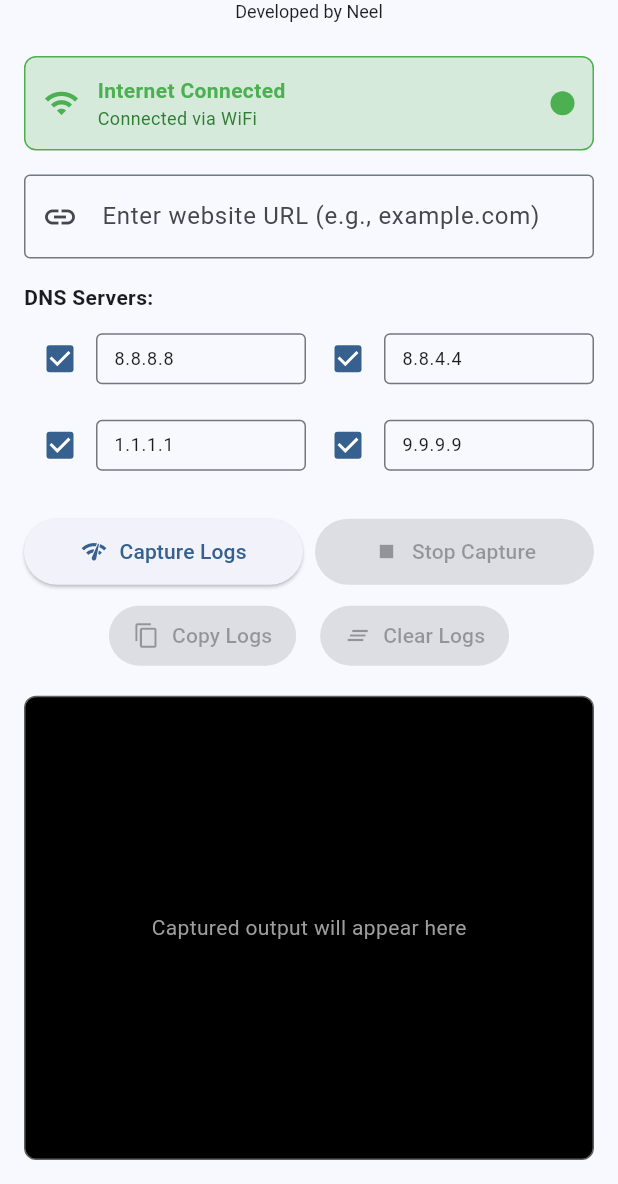
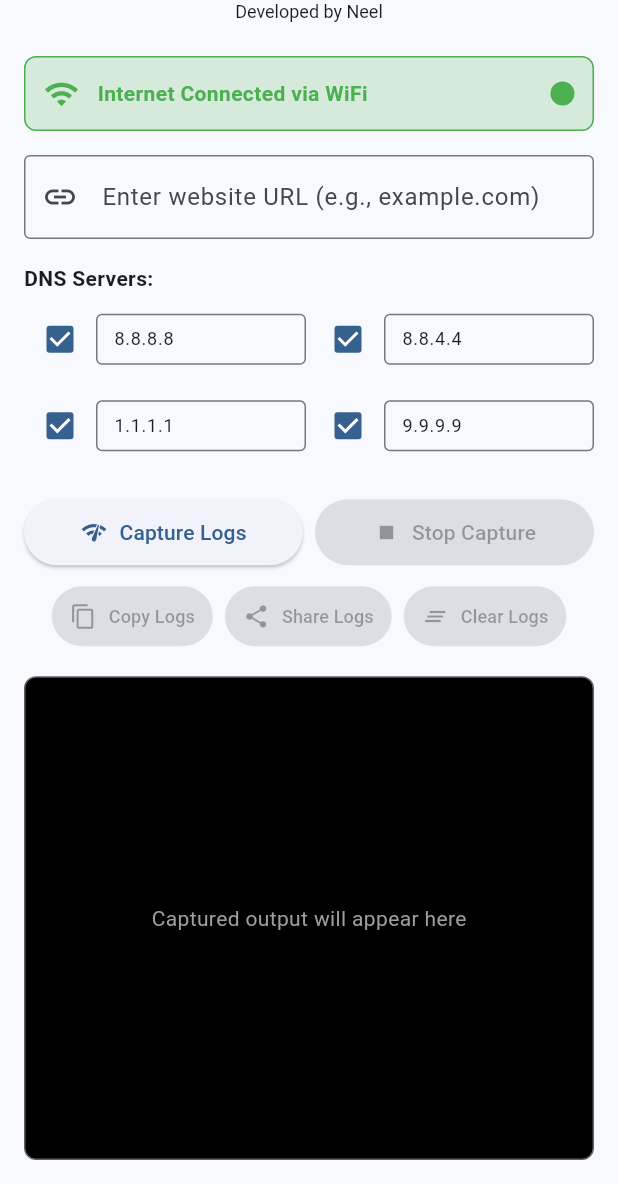
Before and after one commit to neelkamalvohra/Network-Logs-Capture-Tool, a Flutter app: the screen it shows after launch, on a phone screen of 412 x 824 dp, the part 52-1236 px from its top. Run offline on Flutter 3.47's test engine with Material 3 defaults, Android fonts, the phone set to English and light mode, and no system bars; our stand-ins replace connectivity_plus, internet_connection_checker, screenshot, share_plus; missing offline and left inert: dart_ping; network calls fail.

Commit message:
UI Improvements and Share Logs Feature Implementation

```diff
--- a/lib/screens/home_screen.dart
+++ b/lib/screens/home_screen.dart
@@ -2,6 +2,7 @@ import 'package:flutter/material.dart';
 import 'package:flutter/services.dart';
 import 'package:connectivity_plus/connectivity_plus.dart';
 import 'package:internet_connection_checker/internet_connection_checker.dart';
+import 'package:share_plus/share_plus.dart';
 import '../services/network_service.dart';
 import '../widgets/connectivity_status.dart';
 import '../widgets/console_output.dart';
@@ -211,6 +212,23 @@ class _HomeScreenState extends State<HomeScreen> {
     });
   }
 
+  // Add method to share logs
+  void _shareLogs() async {
+    if (_consoleOutput.isNotEmpty) {
+      // Format the logs with a timestamp
+      final now = DateTime.now();
+      final formatter = DateFormat('yyyy-MM-dd_HH-mm-ss');
+      final timestamp = formatter.format(now);
+      final logContent = _consoleOutput;
+
+      // Share the logs
+      await Share.share(
+        logContent,
+        subject: 'Network Logs Capture - $timestamp',
+      );
+    }
+  }
+
   // Append text to console output
   void _appendToConsole(String text) {
     if (mounted) {
@@ -267,15 +285,14 @@ class _HomeScreenState extends State<HomeScreen> {
                 ),
                 child: Column(
                   crossAxisAlignment: CrossAxisAlignment.start,
-                  children: [
-                    if (_publicIPs['ipv4'] != null)
+                  children: [                    if (_publicIPs['ipv4'] != null)
                       Text(
-                        'Public IPv4: ${_publicIPs['ipv4']}',
+                        'IPv4: ${_publicIPs['ipv4']}',
                         style: const TextStyle(fontFamily: 'monospace', fontSize: 12),
                       ),
                     if (_publicIPs['ipv6'] != null)
                       Text(
-                        'Public IPv6: ${_publicIPs['ipv6']}',
+                        'IPv6: ${_publicIPs['ipv6']}',
                         style: const TextStyle(fontFamily: 'monospace', fontSize: 12),
                       ),
                   ],
@@ -380,24 +397,34 @@ class _HomeScreenState extends State<HomeScreen> {
 
             const SizedBox(height: 8),
 
-            // Second row: Copy and Clear buttons
+            // Second row: Copy, Share and Clear buttons
             Row(
               mainAxisAlignment: MainAxisAlignment.center,
               children: [
                 ElevatedButton.icon(
                   onPressed: _hasOutput && !_isCapturing ? _copyToClipboard : null,
                   icon: const Icon(Icons.copy),
-                  label: const Text('Copy Logs'),
+                  label: const Text('Copy Logs', style: TextStyle(fontSize: 12)),
                   style: ElevatedButton.styleFrom(
-                    padding: const EdgeInsets.symmetric(horizontal: 16, vertical: 8),
+                    padding: const EdgeInsets.symmetric(horizontal: 12, vertical: 6),
                   ),
                 ),
-                const SizedBox(width: 16),
+                const SizedBox(width: 8),
+                ElevatedButton.icon(
+                  onPressed: _hasOutput && !_isCapturing ? _shareLogs : null,
+                  icon: const Icon(Icons.share),
+                  label: const Text('Share Logs', style: TextStyle(fontSize: 12)),
+                  style: ElevatedButton.styleFrom(
+                    padding: const EdgeInsets.symmetric(horizontal: 12, vertical: 6),
+                  ),
+                ),
+                const SizedBox(width: 8),
                 ElevatedButton.icon(
                   onPressed: _hasOutput && !_isCapturing ? _clearConsole : null,
                   icon: const Icon(Icons.clear_all),
-                  label: const Text('Clear Logs'),                  style: ElevatedButton.styleFrom(
-                    padding: const EdgeInsets.symmetric(horizontal: 16, vertical: 8),
+                  label: const Text('Clear Logs', style: TextStyle(fontSize: 12)),
+                  style: ElevatedButton.styleFrom(
+                    padding: const EdgeInsets.symmetric(horizontal: 12, vertical: 6),
                   ),
                 ),
               ],
--- a/lib/widgets/connectivity_status.dart
+++ b/lib/widgets/connectivity_status.dart
@@ -28,26 +28,15 @@ class ConnectivityStatus extends StatelessWidget {
             isConnected ? Icons.wifi : Icons.wifi_off,
             color: isConnected ? Colors.green : Colors.red,
           ),
-          const SizedBox(width: 12),
-          Expanded(
-            child: Column(
-              crossAxisAlignment: CrossAxisAlignment.start,
-              children: [
-                Text(
-                  isConnected ? 'Internet Connected' : 'No Internet Connection',
-                  style: TextStyle(
-                    fontWeight: FontWeight.bold,
-                    color: isConnected ? Colors.green : Colors.red,
-                  ),
-                ),
-                Text(
-                  _getConnectionTypeText(),
-                  style: TextStyle(
-                    fontSize: 12,
-                    color: isConnected ? Colors.green.shade800 : Colors.red.shade800,
-                  ),
-                ),
-              ],
+          const SizedBox(width: 12),          Expanded(
+            child: Text(
+              isConnected
+                ? 'Internet Connected via ${_getConnectionTypeText().split(' via ').last}'
+                : 'No Internet Connection',
+              style: TextStyle(
+                fontWeight: FontWeight.bold,
+                color: isConnected ? Colors.green : Colors.red,
+              ),
             ),
           ),
           Container(
```
Also changed, not shown: 1 other file.
